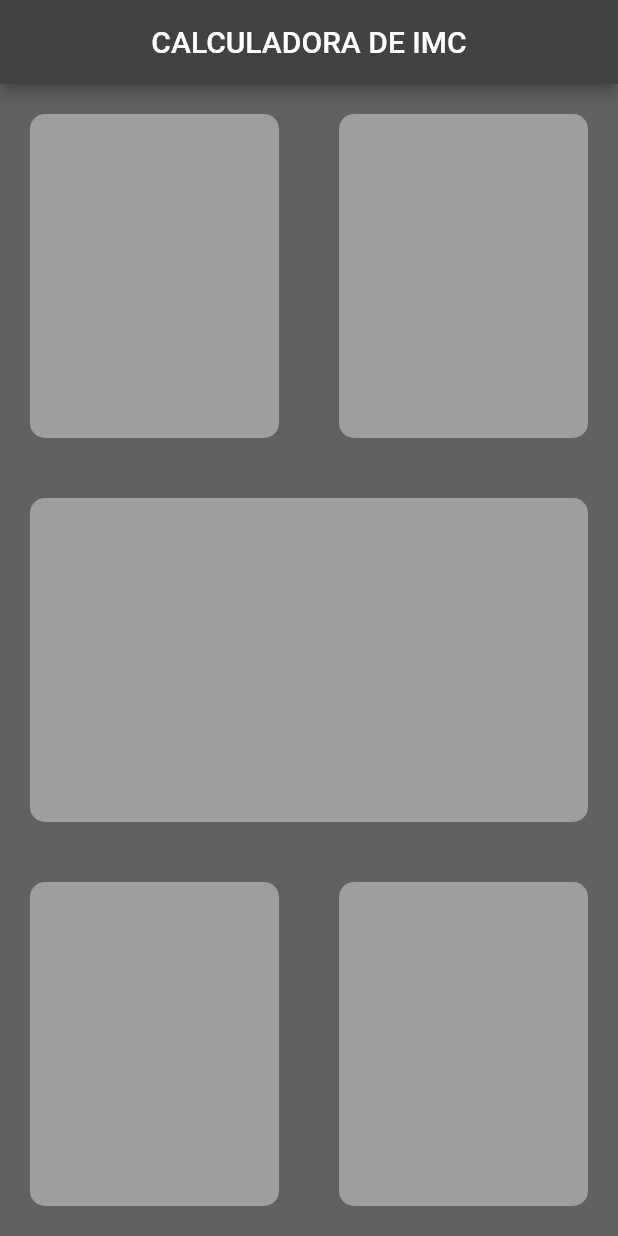
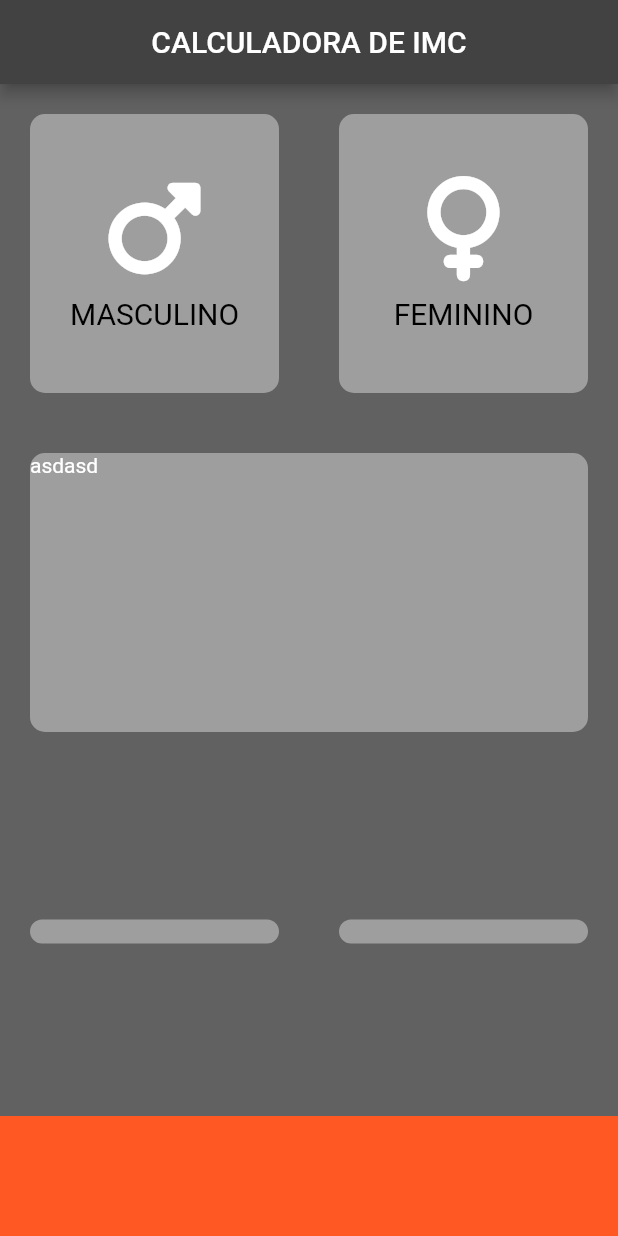
Before and after one commit to Danielmtdc16/IMC_calculator---Flutter, a Flutter app: the screen it shows after launch, on a phone screen of 412 x 824 dp. Run offline on Flutter 3.47's test engine with Material 2 defaults, Android fonts, the phone set to English and light mode, and no system bars; our stand-ins replace font_awesome_flutter.

Commit message:
Implementando o design.

```diff
--- a/lib/imc_calculator_2/tela_principal.dart
+++ b/lib/imc_calculator_2/tela_principal.dart
@@ -1,6 +1,9 @@
 import 'package:flutter/material.dart';
+import 'package:font_awesome_flutter/font_awesome_flutter.dart';
 
 const Color corAtivaCard = Color(0xFF9E9E9E);
+const Color corContainerInferior = Color(0xFFFF5822);
+const double alturaContainerInferior = 80.0;
 
 class TelaPrincipal extends StatefulWidget {
   const TelaPrincipal({Key? key}) : super(key: key);
@@ -20,39 +23,82 @@ class _TelaPrincipalState extends State<TelaPrincipal> {
       body: Column(
         children: [
           Expanded(child: Row(
-            children: [
+            children: const [
               Expanded(child: Card(
                 cor: corAtivaCard,
+                filhoCard: ConteudoIcone(
+                  icone: FontAwesomeIcons.mars,
+                  descricao: "MASCULINO",
+                ),
               )),
               Expanded(child: Card(
                 cor: corAtivaCard,
+                filhoCard: ConteudoIcone(
+                    icone: FontAwesomeIcons.venus,
+                    descricao: "FEMININO"
+                ),
               )),
             ],
           )),
           Expanded(child: Card(
             cor: corAtivaCard,
+            filhoCard: Column(
+              crossAxisAlignment: CrossAxisAlignment.stretch,
+              children: [
+                Text("asdasd")
+              ],
+            ),
           )),
           Expanded(child: Row(
             children: [
               Expanded(child: Card(
                 cor: corAtivaCard,
+                  filhoCard: Text("")
               )),
               Expanded(child: Card(
                 cor: corAtivaCard,
+                  filhoCard: Text("")
               )),
             ],
           )),
+          Container(
+            color: corContainerInferior,
+            margin: EdgeInsets.only(top: 10),
+            width: double.infinity,
+            height: alturaContainerInferior,
+          )
         ],
       ),
     );
   }
 }
 
+class ConteudoIcone extends StatelessWidget {
+
+  const ConteudoIcone({Key? key, required this.icone, required this.descricao}) : super(key: key);
+
+  final IconData icone;
+  final String descricao;
+
+  @override
+  Widget build(BuildContext context) {
+    return Column(
+      mainAxisAlignment: MainAxisAlignment.center,
+      children: [
+        Icon(icone, size: 70,),
+        const SizedBox(height: 10,),
+        Text(descricao, style: const TextStyle(fontSize: 20, color: Colors.black),)
+      ],
+    );
+  }
+}
+
 class Card extends StatelessWidget {
 
-  Card({required this.cor});
+  const Card({Key? key, required this.cor, required this.filhoCard}) : super(key: key);
 
   final Color cor;
+  final Widget filhoCard;
 
   @override
   Widget build(BuildContext context) {
@@ -62,6 +108,16 @@ class Card extends StatelessWidget {
         color: cor,
         borderRadius: BorderRadius.circular(10),
       ),
+      child: filhoCard,
     );
   }
 }
+
+class asd extends StatelessWidget {
+  const asd({Key? key}) : super(key: key);
+
+  @override
+  Widget build(BuildContext context) {
+    return Container();
+  }
+}
--- a/pubspec.yaml
+++ b/pubspec.yaml
@@ -34,6 +34,7 @@ dependencies:
   # The following adds the Cupertino Icons font to your application.
   # Use with the CupertinoIcons class for iOS style icons.
   cupertino_icons: ^1.0.2
+  font_awesome_flutter: ^10.3.0
 
 dev_dependencies:
   flutter_test:
```
Also changed, not shown: pubspec.lock.
